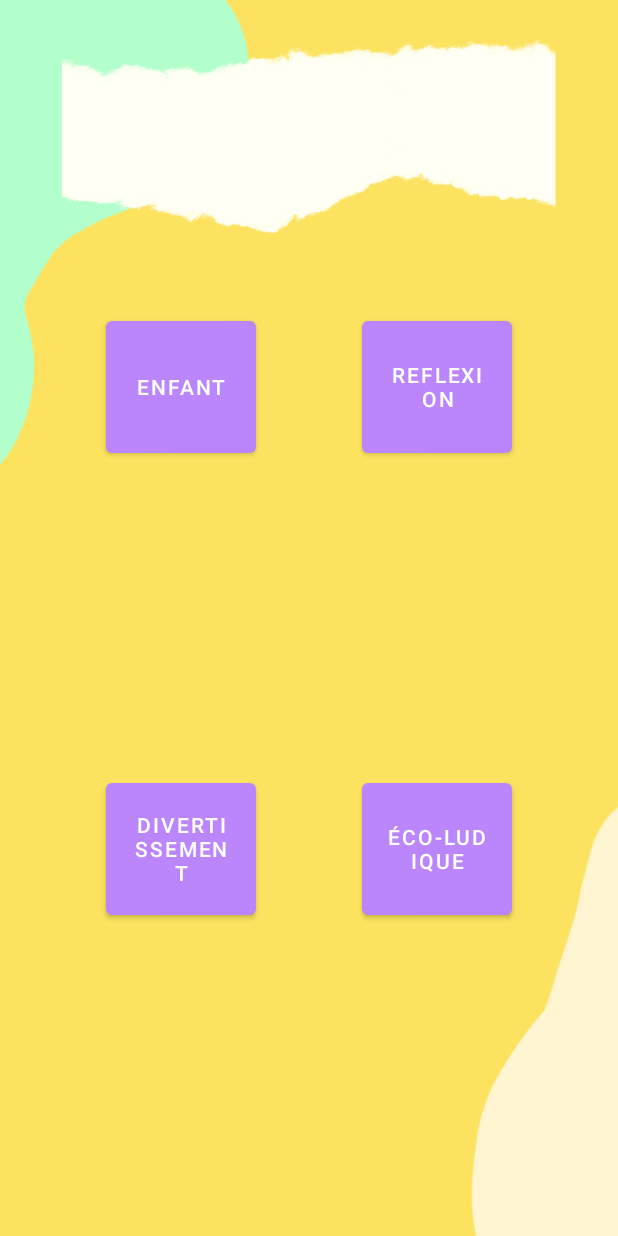
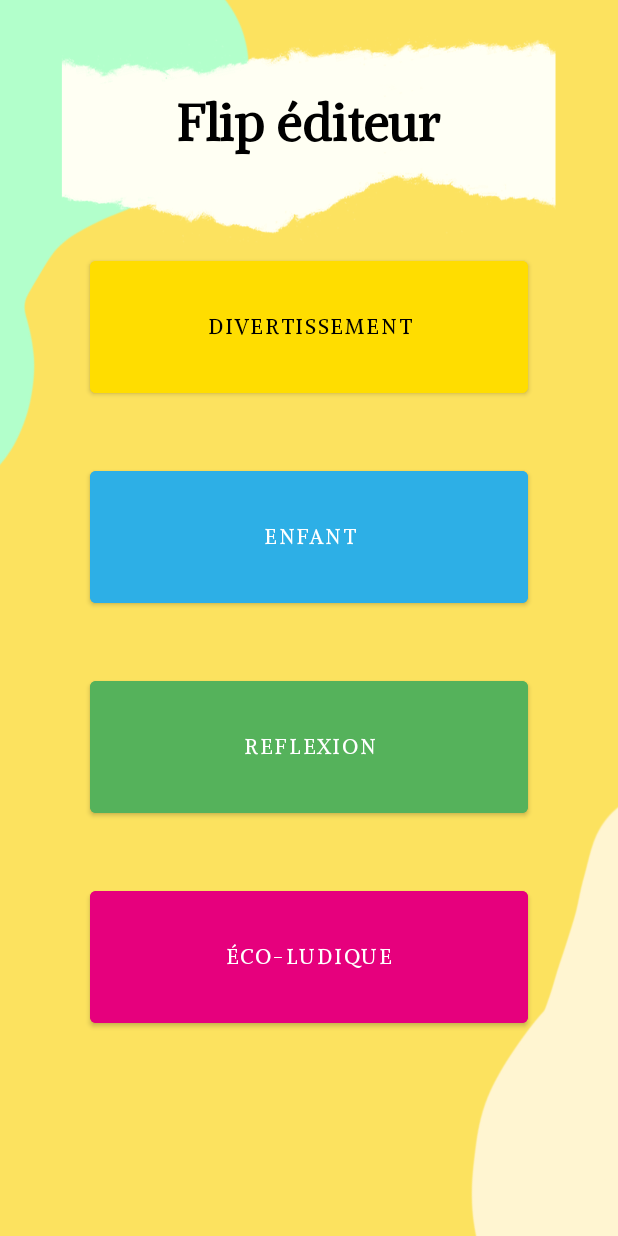
Before and after one commit to Blaccreed/LuddiagAPPLI, an Android app: the flip_editeur screen opened directly, with no data from a screen before it, on a phone screen of 412 x 824 dp. Run offline under Robolectric (Android 15) with nearby library versions, the phone set to English and light mode, and no system bars.

Commit message:
flip editeur

```diff
--- a/app/src/main/res/layout/activity_flip_editeur.xml
+++ b/app/src/main/res/layout/activity_flip_editeur.xml
@@ -7,47 +7,78 @@
     android:background="@drawable/fondavecblanc"
     tools:context=".flip_editeur">
 
+    <TextView
+        android:id="@+id/connexion4"
+        android:layout_width="246dp"
+        android:layout_height="48dp"
+        android:fontFamily="@font/alike"
+        android:text="Flip éditeur"
+        android:textAlignment="center"
+        android:textColor="@color/black"
+        android:textSize="34sp"
+        android:textStyle="bold"
+        app:layout_constraintBottom_toBottomOf="parent"
+        app:layout_constraintEnd_toEndOf="parent"
+        app:layout_constraintHorizontal_bias="0.497"
+        app:layout_constraintStart_toStartOf="parent"
+        app:layout_constraintTop_toTopOf="parent"
+        app:layout_constraintVertical_bias="0.077" />
+
     <Button
         android:id="@+id/button3"
-        android:layout_width="100dp"
+        android:layout_width="0dp"
         android:layout_height="100dp"
+        android:layout_marginStart="60dp"
+        android:layout_marginTop="40dp"
+        android:layout_marginEnd="60dp"
+        android:fontFamily="@font/alike"
+        android:backgroundTint="@color/bleu"
         android:text="Enfant"
-        android:backgroundtint="@color/black"
-        app:layout_constraintBottom_toTopOf="@+id/button8"
-        app:layout_constraintEnd_toStartOf="@+id/button7"
+        app:layout_constraintEnd_toEndOf="parent"
         app:layout_constraintStart_toStartOf="parent"
-        app:layout_constraintTop_toTopOf="parent" />
+        app:layout_constraintTop_toBottomOf="@+id/button8" />
 
     <Button
         android:id="@+id/button7"
-        android:layout_width="100dp"
+        android:layout_width="0dp"
         android:layout_height="100dp"
+        android:layout_marginStart="60dp"
+        android:layout_marginTop="40dp"
+        android:layout_marginEnd="60dp"
+        android:fontFamily="@font/alike"
+        android:backgroundTint="@color/vert"
         android:text="Reflexion"
-        app:layout_constraintBottom_toTopOf="@+id/button9"
-        app:layout_constraintStart_toEndOf="@id/button3"
         app:layout_constraintEnd_toEndOf="parent"
-        app:layout_constraintTop_toTopOf="parent" />
-
-    <Button
-        android:id="@+id/button8"
-        android:layout_width="100dp"
-        android:layout_height="100dp"
-        android:text="Divertissement"
-        app:layout_constraintBottom_toBottomOf="parent"
-        app:layout_constraintEnd_toStartOf="@id/button7"
-        app:layout_constraintHorizontal_bias="0.5"
         app:layout_constraintStart_toStartOf="parent"
         app:layout_constraintTop_toBottomOf="@+id/button3" />
 
     <Button
+        android:id="@+id/button8"
+        android:layout_width="0dp"
+        android:layout_height="100dp"
+        android:layout_marginStart="60dp"
+        android:layout_marginTop="60dp"
+        android:layout_marginEnd="60dp"
+        android:fontFamily="@font/alike"
+        android:text="Divertissement"
+        android:backgroundTint="@color/jaune"
+        android:textColor="@color/black"
+        app:layout_constraintEnd_toEndOf="parent"
+        app:layout_constraintStart_toStartOf="parent"
+        app:layout_constraintTop_toBottomOf="@+id/connexion4" />
+
+    <Button
         android:id="@+id/button9"
-        android:layout_width="100dp"
+        android:layout_width="0dp"
         android:layout_height="100dp"
+        android:layout_marginStart="60dp"
+        android:layout_marginTop="40dp"
+        android:layout_marginEnd="60dp"
         android:backgroundtint="@color/black"
+        android:fontFamily="@font/alike"
+        android:backgroundTint="@color/rose"
         android:text="éco-ludique"
-        app:layout_constraintBottom_toBottomOf="parent"
         app:layout_constraintEnd_toEndOf="parent"
-        app:layout_constraintHorizontal_bias="0.5"
-        app:layout_constraintStart_toEndOf="@id/button8"
+        app:layout_constraintStart_toStartOf="parent"
         app:layout_constraintTop_toBottomOf="@+id/button7" />
 </androidx.constraintlayout.widget.ConstraintLayout>
```
